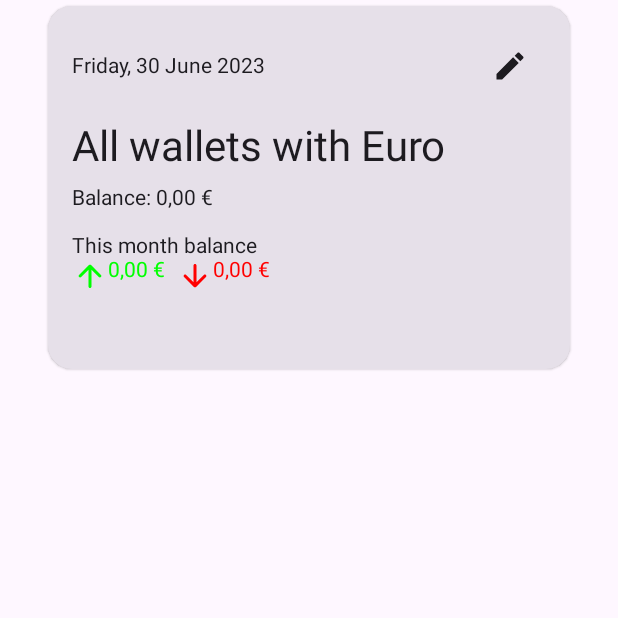
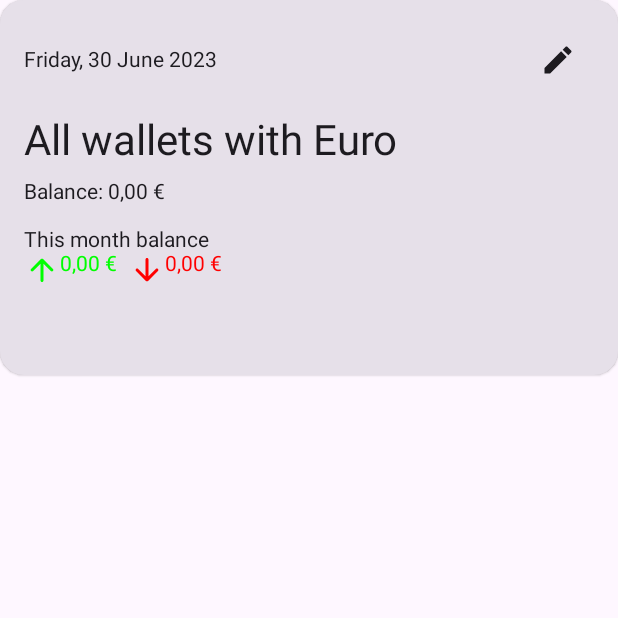
Before and after one commit to zzstbsm/CashFlow, an Android app built with Jetpack Compose: the composable CreditCardSection shown on its own in the app's theme, on a phone screen of 412 x 824 dp, the top half of it. Run offline under Robolectric (Android 15) with nearby library versions, the phone set to English and light mode, and no system bars; our stand-ins replace Room's generated code.

Commit message:
BalanceScreen UI minor fix

```diff
--- a/app/src/main/java/com/zhengzhou/cashflow/ui/balance/SectionCreditCard.kt
+++ b/app/src/main/java/com/zhengzhou/cashflow/ui/balance/SectionCreditCard.kt
@@ -29,18 +29,16 @@ fun CreditCardSection(
     modifier: Modifier = Modifier,
 ) {
     Card(
-        modifier = Modifier
-            .fillMaxWidth()
-            .height(250.dp)
-            .padding(horizontal = 32.dp, vertical = 4.dp),
+        modifier = modifier
+            .height(250.dp),
         elevation = CardDefaults.elevatedCardElevation(),
         shape = RoundedCornerShape(16.dp)
     ) {
         Column(
-            modifier = modifier.padding(16.dp)
+            modifier = Modifier.padding(16.dp)
         ) {
             Row(
-                modifier = modifier.fillMaxWidth(),
+                modifier = Modifier.fillMaxWidth(),
                 horizontalArrangement = Arrangement.SpaceBetween,
                 verticalAlignment = Alignment.CenterVertically
             ) {
@@ -65,7 +63,7 @@ fun CreditCardSection(
             CardText(
                 balanceUiState = balanceUiState,
                 balanceViewModel = balanceViewModel,
-                modifier = modifier,
+                modifier = Modifier,
             )
         }
     }
```
Also changed, not shown: app/src/main/java/com/zhengzhou/cashflow/ui/balance/ScreenBalance.kt (+7 -0 lines), app/src/main/java/com/zhengzhou/cashflow/ui/balance/SectionTransactionList.kt (+6 -8 lines), app/src/main/java/com/zhengzhou/cashflow/ui/transactionEdit/ViewModelTransactionEdit.kt (+13 -3 lines).
